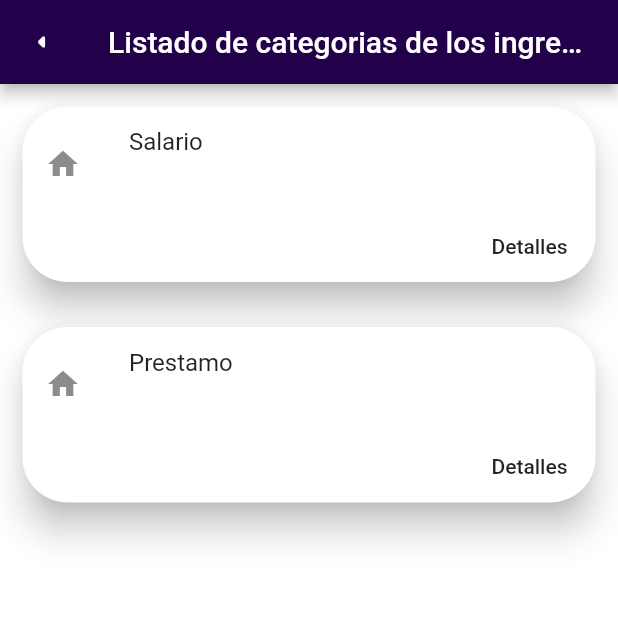
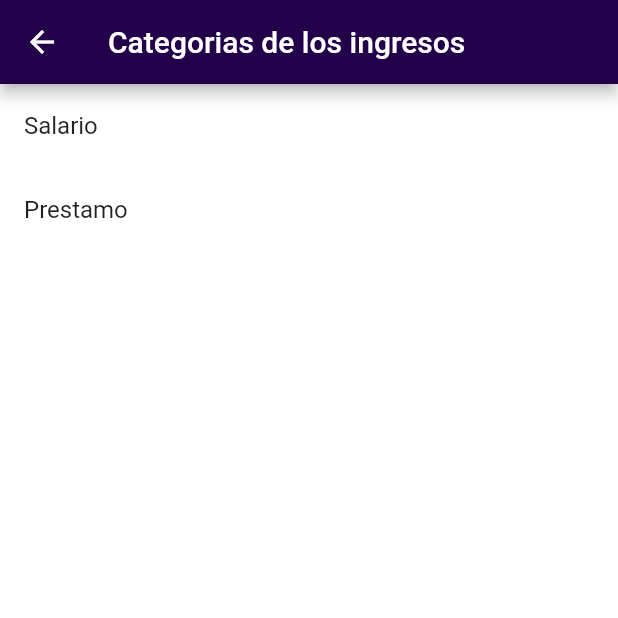
Before and after one commit to JholmanDanielReinaToledo/AppArquitectura, a Flutter app: the ListEntryCategories screen opened by its route, on a phone screen of 412 x 824 dp, the top half of it. Run offline on Flutter 3.47's test engine with Material 2 defaults, Android fonts, the light colour scheme and no system bars; our stand-ins replace cloud_firestore, firebase_auth, firebase_core, google_sign_in, syncfusion_flutter_charts; missing offline and left inert: footer; accounts and stored records are empty.

Commit message:
Cambiando estilo

```diff
--- a/lib/pages/list_entry_category.dart
+++ b/lib/pages/list_entry_category.dart
@@ -2,7 +2,6 @@ import 'package:flutter/material.dart';
 import 'package:provider/provider.dart';
 import 'package:proyecto_prquitectura/common/Config.dart';
 import 'package:proyecto_prquitectura/providers/entries_categories_list.dart';
-import 'package:proyecto_prquitectura/widgets/card.dart';
 
 class ListEntryCategories extends StatelessWidget {
   const ListEntryCategories({super.key});
@@ -14,26 +13,16 @@ class ListEntryCategories extends StatelessWidget {
       backgroundColor: Colors.white,
       appBar: AppBar(
         backgroundColor: Config.blue,
-        title: Text('Listado de categorias de los ingresos'),
-        leading: MaterialButton(
-          child: Icon(Icons.arrow_left_rounded, color: Colors.white),
-          onPressed: () => Navigator.pushReplacementNamed(context, 'home'),
-        ),
+        title: Text('Categorias de los ingresos'),
       ),
-      body: MediaQuery.removePadding(
-        context: context,
-        child: ListView.builder(
-          itemCount: list.categories.length,
-          itemBuilder: (BuildContext context, int index) {
-            EntryCategory spend = list.categories[index];
-            return card(
-              spend!.name,
-              "",
-              "",
-              () => print(index),
-            );
-          },
-        ),
+      body: ListView.builder(
+        itemCount: list.categories.length,
+        itemBuilder: (BuildContext context, int index) {
+          EntryCategory spend = list.categories[index];
+          return ListTile(
+            title: Text(spend!.name),
+          );
+        },
       ),
     );
   }
```
Also changed, not shown: lib/pages/list_spend_category.dart (+9 -20 lines).
